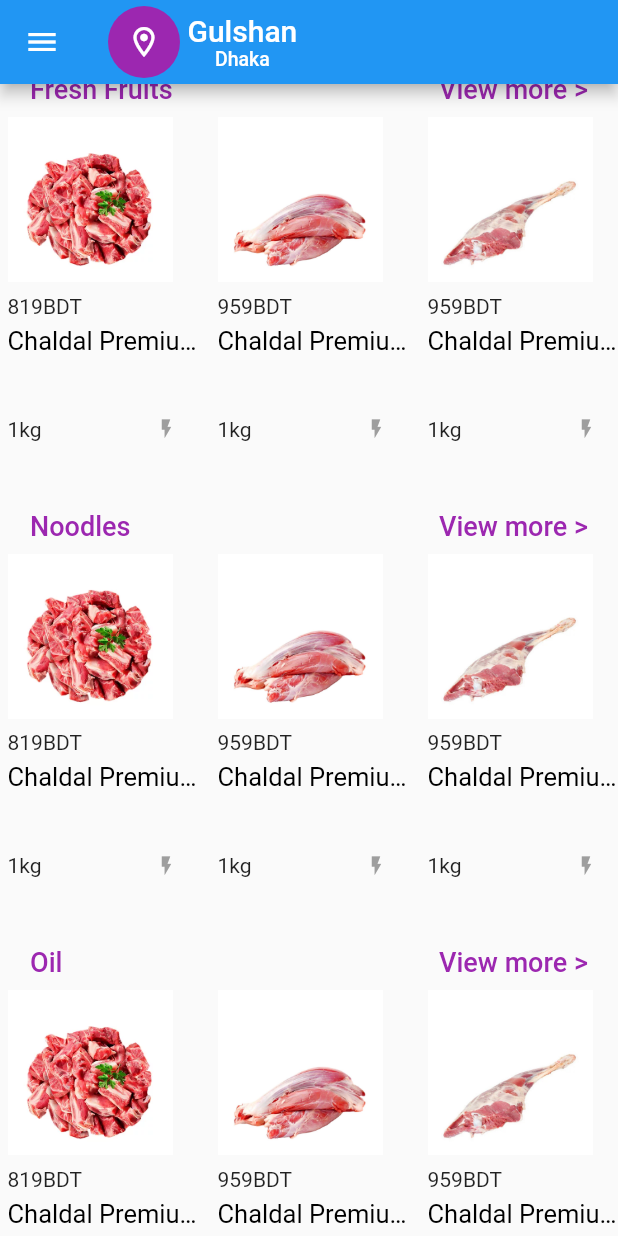
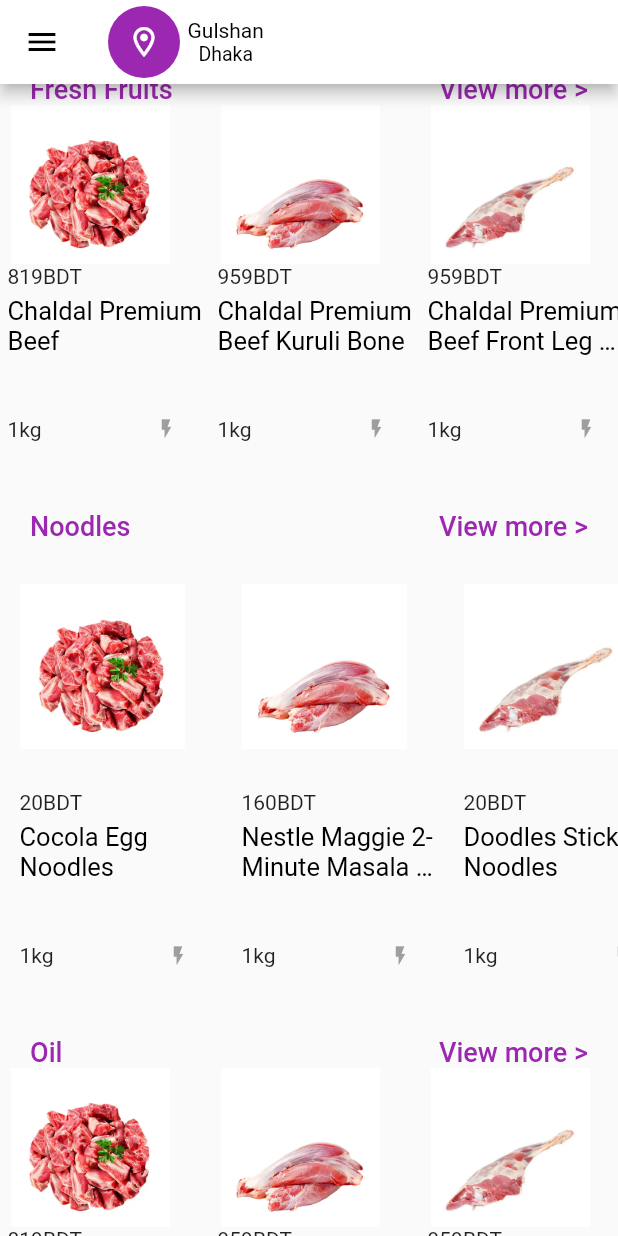
Before and after one commit to samiraTR/chalDaalClone, a Flutter app: the screen it shows after launch, scrolled down 2304 dp, on a phone screen of 412 x 824 dp. Run offline on Flutter 3.47's test engine with Material 2 defaults, Android fonts, the phone set to English and light mode, and no system bars; our stand-ins replace badges, bloc, equatable, flutter_bloc.

Commit message:
product details added

```diff
--- a/lib/bloc/theme_bloc.dart
+++ b/lib/bloc/theme_bloc.dart
@@ -7,7 +7,7 @@ part 'theme_event.dart';
 part 'theme_state.dart';
 
 class ThemeBloc extends Bloc<ThemeEvent, ThemeState> {
-  ThemeBloc() : super(ThemeState(themeData: defaultTheme[AppTheme.system]!)) {
+  ThemeBloc() : super(ThemeState(themeData: defaultTheme[AppTheme.light]!)) {
     on<ThemeEvent>((event, emit) {
       if (event is ThemeChanged) {
         emit.call(ThemeState(themeData: defaultTheme[event.theme]!));
--- a/lib/ui/home_page.dart
+++ b/lib/ui/home_page.dart
@@ -3,6 +3,7 @@ import 'package:flutter_bloc/flutter_bloc.dart';
 
 import 'package:tst_app2/bloc/theme_bloc.dart';
 import 'package:tst_app2/ui/all_categories.dart';
+import 'package:tst_app2/ui/product_details.dart';
 import 'package:tst_app2/ui/themes/theme.dart';
 import 'package:tst_app2/ui/widgets/card_item_widgets.dart';
 import 'package:tst_app2/ui/widgets/deals_bar_widget.dart';
@@ -18,12 +19,70 @@ class HomePage extends StatefulWidget {
 
 class _HomePageState extends State<HomePage> {
   List theme = ["System", "Light", "Dark"];
-  bool newValue = false;
+  bool newValue = true;
   List categories = [
     {"name": "Ramadan", "image": "aasets/images/ramadan2.png"},
     {"name": "Ramadan", "image": "aasets/images/ramadan2.png"},
     {"name": "Ramadan", "image": "aasets/images/ramadan2.png"},
     {"name": "Ramadan", "image": "aasets/images/ramadan2.png"},
+  ];
+
+  List noodles = [
+    {
+      "price": "20BDT",
+      "name": "Cocola Egg Noodles",
+      "quantity": "130 gm",
+      "imageName": "assets/images/chaldal-premium-beef.webp",
+      "details":
+          "Protein, calcium, iodine and vitamin enriched egg noodles.Ingredients: Noodles: Spices, iodized salt, water. Masala: Iodized salt, tasting salt, corn starch, chicken powder, sugar, egg powder, chili powder, tapioca starch, citric acid. Nutrition: Minerals, fibre, calorie, protein, fat, carbohydrate, calcium, iron, carotene, vitamin B-1, vitamin B-2.",
+      "variant": "Masala blast",
+      "net-weight": "504 g",
+      "origin": "Bangladesh"
+    },
+    {
+      "price": "160BDT",
+      "name": "Nestle Maggie 2-Minute Masala Noodles",
+      "quantity": "8 pack",
+      "imageName": "assets/images/beef-kuruli-bone.jpg",
+      "details":
+          " MAGGI offers tasty and healthy snacks option for Bangladeshi families Fortified with Vitamin A, Iron and Iodine./n The tastemaker is comprised of known ingredients typically found in Bangladeshi households, such as turmeric, pepper, coriander, ginger and cardamom.To boost the goodness in your bowl, add colourful vegetables and lean protein such as chicken.Contains noodle cake & Tastemaker inside for a quick 2-minute preparation ",
+      "variant": "Masala",
+      "net-weight": "496g",
+      "origin": "Bangladesh"
+    },
+    {
+      "price": "20BDT",
+      "name": "Doodles Stick Noodles",
+      "quantity": "150 gm",
+      "imageName": "assets/images/beef-front-leg-bone.jpg",
+      "details":
+          "Doodles instant noodles gives your fussy eating kids something tasty to look forward to. Kids’ love the irresistible taste of Doodles instant noodles that kills their boredom and provides iron, iodine, calcium and many other nutrient",
+      "variant": "",
+      "net-weight": "",
+      "origin": "Bangladesh"
+    },
+    {
+      "price": "65BDT",
+      "name": "Sajib Coook Noodles Chicken Tandoori 8 Pcs",
+      "quantity": "300 gm",
+      "imageName": "assets/images/beef-kuruli-bone.jpg",
+      "details":
+          "MAGGI MASALA BLAST is Yummy and Spicy Noodles especially for the teenagers who love to have hot and spicy foods.Fortified with Vitamin A, Iron and Iodine.This unique tastemaker is comprised of the ingredients that consumers know and love such as red chilli, turmeric, black pepper, onion, ginger and cardamom sourced from both home and abroad.Contains noodle cake & Tastemaker inside for a quick preparation",
+      "variant": "Masala blast",
+      "net-weight": "504 g",
+      "origin": "Bangladesh"
+    },
+    {
+      "price": "180BDT",
+      "name": "Nestle Maggie Masala Blast Noodles",
+      "quantity": "8 pack",
+      "imageName": "assets/images/beef-kuruli-bone.jpg",
+      "details":
+          "MAGGI MASALA BLAST is Yummy and Spicy Noodles especially for the teenagers who love to have hot and spicy foods.Fortified with Vitamin A, Iron and Iodine.This unique tastemaker is comprised of the ingredients that consumers know and love such as red chilli, turmeric, black pepper, onion, ginger and cardamom sourced from both home and abroad.Contains noodle cake & Tastemaker inside for a quick preparation",
+      "variant": "Masala blast",
+      "net-weight": "504 g",
+      "origin": "Bangladesh"
+    },
   ];
   double screenHeight = 0.0;
   double screenWidth = 0.0;
@@ -137,28 +196,6 @@ class _HomePageState extends State<HomePage> {
               image: "assets/icons/football-club.png",
               tileName: "Offers",
             ),
-            // Padding(
-            //   padding: const EdgeInsets.fromLTRB(8, 0, 8, 0),
-            //   child: DropdownButtonFormField(
-            //       isExpanded: true,
-            //       items: theme
-            //           .map<DropdownMenuItem<String>>(
-            //               (e) => DropdownMenuItem(value: e, child: Text(e)))
-            //           .toList(),
-            //       onChanged: (String? value) {
-            //         if (value == "System") {
-            //           BlocProvider.of<ThemeBloc>(context)
-            //               .add(const ThemeChanged(theme: AppTheme.system));
-            //         } else if (value == "Light") {
-            //           BlocProvider.of<ThemeBloc>(context)
-            //               .add(const ThemeChanged(theme: AppTheme.light));
-            //         } else {
-            //           BlocProvider.of<ThemeBloc>(context)
-            //               .add(const ThemeChanged(theme: AppTheme.dark));
-            //         }
-            //       }),
-            // ),
-
             const Divider(),
             ListTileWidget(
               icon: Icons.keyboard_arrow_right_rounded,
@@ -838,63 +875,35 @@ class _HomePageState extends State<HomePage> {
                   ],
                 ),
               ),
-              SingleChildScrollView(
-                scrollDirection: Axis.horizontal,
-                child: Row(
-                  children: [
-                    CardItemWidget(
-                      dealsname: 'Chaldal Premium Beef',
-                      imageName: "assets/images/chaldal-premium-beef.webp",
-                      price: '819BDT',
-                    ),
-                    CardItemWidget(
-                      dealsname: 'Chaldal Premium Beef Kuruli Bone',
-                      imageName: "assets/images/beef-kuruli-bone.jpg",
-                      price: '959BDT',
-                    ),
-                    CardItemWidget(
-                      dealsname: 'Chaldal Premium Beef Front Leg Bone',
-                      imageName: "assets/images/beef-front-leg-bone.jpg",
-                      price: '959BDT',
-                    ),
-                    CardItemWidget(
-                      dealsname: 'Chaldal Premium Beef Kuruli Bone',
-                      imageName: "assets/images/beef-kuruli-bone.jpg",
-                      price: '959BDT',
-                    ),
-                    CardItemWidget(
-                      dealsname: 'Chaldal Premium Beef Kuruli Bone',
-                      imageName: "assets/images/beef-kuruli-bone.jpg",
-                      price: '959BDT',
-                    ),
-                    CardItemWidget(
-                      dealsname: 'Chaldal Premium Beef Kuruli Bone',
-                      imageName: "assets/images/beef-kuruli-bone.jpg",
-                      price: '959BDT',
-                    ),
-                    CardItemWidget(
-                      dealsname: 'Chaldal Premium Beef Kuruli Bone',
-                      imageName: "assets/images/beef-kuruli-bone.jpg",
-                      price: '959BDT',
-                    ),
-                    CardItemWidget(
-                      dealsname: 'Chaldal Premium Beef Kuruli Bone',
-                      imageName: "assets/images/beef-kuruli-bone.jpg",
-                      price: '959BDT',
-                    ),
-                    CardItemWidget(
-                      dealsname: 'Chaldal Premium Beef Kuruli Bone',
-                      imageName: "assets/images/beef-kuruli-bone.jpg",
-                      price: '959BDT',
-                    ),
-                    CardItemWidget(
-                      dealsname: 'Chaldal Premium Beef Kuruli Bone',
-                      imageName: "assets/images/beef-kuruli-bone.jpg",
-                      price: '959BDT',
-                    ),
-                  ],
-                ),
+              SizedBox(
+                height: 300,
+                width: double.infinity,
+                child: ListView.builder(
+                    scrollDirection: Axis.horizontal,
+                    shrinkWrap: true,
+                    itemCount: noodles.length,
+                    itemBuilder: (context, index) {
+                      return Padding(
+                        padding: const EdgeInsets.fromLTRB(8, 0, 0, 0),
+                        child: InkWell(
+                          onTap: () {
+                            Navigator.push(
+                                context,
+                                MaterialPageRoute(
+                                    builder: (context) => ProductDetailsScreen(
+                                          productDetail: noodles[index],
+                                        )));
+                          },
+                          child: CardItemWidget(
+                            dealsname: noodles[index]["name"],
+                            imageName: noodles[index]["imageName"],
+                            price: noodles[index]["price"],
+                          ),
+                        ),
+                      );
+                    }),
               ),
+
               const SizedBox(
                 height: 30,
               ),
--- a/lib/ui/widgets/card_item_widgets.dart
+++ b/lib/ui/widgets/card_item_widgets.dart
@@ -1,5 +1,5 @@
-// ignore_for_file: public_member_api_docs, sort_constructors_first
 import 'package:flutter/material.dart';
+import 'package:badges/badges.dart' as badges;
 
 class CardItemWidget extends StatelessWidget {
   String price;
@@ -24,6 +24,25 @@ class CardItemWidget extends StatelessWidget {
         child: Column(
           crossAxisAlignment: CrossAxisAlignment.start,
           children: [
+            // Stack(
+            //   children: [
+            //     Positioned(
+            //       child: Expanded(
+            //         child: Image.asset(
+            //           imageName,
+            //           width: 110,
+            //           fit: BoxFit.scaleDown,
+            //         ),
+            //       ),
+            //     ),
+            //     Positioned(
+            //         child: badges.Badge(
+            //       badgeContent: Text("3"),
+            //       position:
+            //           badges.BadgePosition.bottomEnd(bottom: -10, end: -10),
+            //     ))
+            //   ],
+            // ),
             Expanded(
               child: Image.asset(
                 imageName,
@@ -37,6 +56,8 @@ class CardItemWidget extends StatelessWidget {
             ),
             Text(
               dealsname,
+              maxLines: 2,
+              textAlign: TextAlign.left,
               overflow: TextOverflow.ellipsis,
               style: const TextStyle(color: Colors.black, fontSize: 17),
             ),
@@ -49,7 +70,7 @@ class CardItemWidget extends StatelessWidget {
                 const Text("1kg"),
                 IconButton(
                     onPressed: () {},
-                    icon: Icon(
+                    icon: const Icon(
                       Icons.flash_on_sharp,
                       size: 15,
                       color: Colors.grey,
--- a/pubspec.yaml
+++ b/pubspec.yaml
@@ -28,12 +28,14 @@ environment:
 # the latest version available on pub.dev. To see which dependencies have newer
 # versions available, run `flutter pub outdated`.
 dependencies:
+  badges: ^3.1.1
   bloc: ^8.1.1
   cupertino_icons: ^1.0.2
   equatable: ^2.0.5
   flutter:
     sdk: flutter
   flutter_bloc: ^8.1.2
+  photo_view: ^0.14.0
   platform_device_id: ^1.0.1
 
 dev_dependencies:
```
Also changed, not shown: lib/ui/product_details.dart (added, +140 -0 lines), pubspec.lock.
